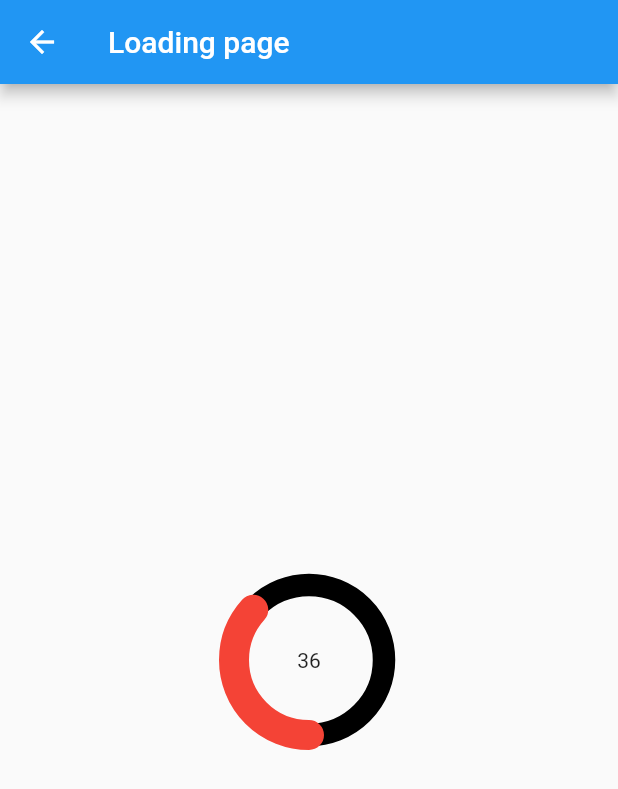
After one commit to saagarkafle/projectB, a Flutter app: the screen it shows after launch, after a tap on "Loading", on a phone screen of 412 x 824 dp. The commit adds this screen. Shown: the top 789 px of the screen. Run offline on Flutter 3.47's test engine with Material 2 defaults, Android fonts, the light colour scheme and no system bars; our stand-ins replace accordion, curved_navigation_bar, flutter_modular, flutter_screenutil, google_fonts, just_audio and 2 more.

Commit message:
added loading

```diff
--- a/lib/UI/screens/home_page.dart
+++ b/lib/UI/screens/home_page.dart
@@ -10,7 +10,11 @@ class HomePage extends StatelessWidget {
 
   @override
   Widget build(BuildContext context) {
-    return Scaffold(
+    return WillPopScope(
+      onWillPop: () async {
+        return false;
+      },
+      child: Scaffold(
         backgroundColor: AppColors.bgColor,
         appBar: AppBar(title: const Text('Home Page...')),
         body: SingleChildScrollView(
@@ -58,31 +62,24 @@ class HomePage extends StatelessWidget {
                         onPressed: () => Modular.to.pushNamed('/hero')),
                     CustomCard(
                         title: 'Stretchy header',
-                      onPressed: () => Modular.to.pushNamed('/stretchyHeader')),
-                  // CustomCard(title: 'Todo '),
-                  // CustomCard(title: 'Todo 8'),
-                  // CustomCard(title: 'Todo 7'),
-                  // CustomCard(title: 'Todo 3'),
-                  // CustomCard(title: 'Todo 4'),
-                  // CustomCard(title: 'Todo 5'),
-                  // CustomCard(title: 'Todo 6'),
-                  // CustomCard(title: 'Todo 9'),
-                  // CustomCard(title: 'Todo 8'),
-                  // CustomCard(title: 'Todo 7'),
-                  // CustomCard(title: 'Todo 3'),
-                  // CustomCard(title: 'Todo 4'),
-                  // CustomCard(title: 'Todo 5'),
-                  // CustomCard(title: 'Todo 6'),
-                  // CustomCard(title: 'Todo 9'),
-                  // CustomCard(title: 'Todo 8'),
-                  // CustomCard(title: 'Todo 7'),
-                  // CustomCard(title: 'Todo 7'),
+                        onPressed: () =>
+                            Modular.to.pushNamed('/stretchyHeader')),
+                    CustomCard(
+                        title: 'Accordion Page',
+                        onPressed: () => Modular.to.pushNamed('/accor')),
+                    CustomCard(
+                        title: 'Navigation bar',
+                        onPressed: () => Modular.to.pushNamed('/navBar')),
+                    CustomCard(
+                        title: 'Loading',
+                        onPressed: () => Modular.to.pushNamed('/loading')),
                   ],
                 ),
               ),
             ],
           ),
         ),
+      ),
     );
   }
 }
--- /dev/null
+++ b/lib/UI/screens/loading.dart
@@ -0,0 +1,84 @@
+import 'dart:math';
+
+import 'package:flutter/material.dart';
+
+class LoadingPage extends StatefulWidget {
+  const LoadingPage({super.key});
+
+  @override
+  State<LoadingPage> createState() => _LoadingPageState();
+}
+
+class _LoadingPageState extends State<LoadingPage>
+    with SingleTickerProviderStateMixin {
+  AnimationController? _animationController;
+  Animation<double>? _animation;
+
+  @override
+  void initState() {
+    super.initState();
+    _animationController = AnimationController(
+        vsync: this, duration: const Duration(milliseconds: 3000));
+
+    _animation =
+        Tween<double>(begin: 0, end: 100).animate(_animationController!)
+          ..addListener(() {
+            setState(() {});
+          });
+    _animationController!.forward();
+  }
+
+  @override
+  void dispose() {
+    if (_animationController != null) _animationController!.dispose();
+    super.dispose();
+  }
+
+  @override
+  Widget build(BuildContext context) {
+    return Scaffold(
+      appBar: AppBar(title: const Text('Loading page')),
+      body: Center(
+        child: CustomPaint(
+          foregroundPainter: Loading(_animation!.value),
+          child: Center(
+            child: Text(_animation!.value.toInt().toString()),
+          ),
+        ),
+      ),
+    );
+  }
+}
+
+class Loading extends CustomPainter {
+  double value;
+  Loading(this.value);
+  @override
+  void paint(Canvas canvas, Size size) {
+    Paint arc = Paint()
+      ..strokeWidth = 20
+      ..color = Colors.red
+      ..style = PaintingStyle.stroke
+      ..strokeCap = StrokeCap.round;
+    Offset center = Offset(size.width / 2, size.height / 2);
+
+    double angle = 2 * pi * (value / 100);
+    double radius = 50;
+
+    Paint circle = Paint()
+      ..strokeWidth = 15
+      ..color = Colors.black
+      ..style = PaintingStyle.stroke;
+
+    // Offset center = Offset(size.width / 2, size.height / 2);
+    // double radius = 150;
+    canvas.drawCircle(center, radius, circle);
+    canvas.drawArc(Rect.fromCircle(center: center, radius: radius), pi / 2,
+        angle, false, arc);
+  }
+
+  @override
+  bool shouldRepaint(covariant CustomPainter oldDelegate) {
+    return true;
+  }
+}
--- a/pubspec.yaml
+++ b/pubspec.yaml
@@ -39,6 +39,7 @@ dependencies:
   shimmer: ^2.0.0
   on_audio_query: ^2.6.2
   just_audio: ^0.9.31
+  accordion: ^2.5.1
 
 dev_dependencies:
   # The "flutter_lints" package below contains a set of recommended lints to
```
Also changed, not shown: lib/UI/screens/accordian.dart (added, +148 -0 lines), lib/UI/screens/nav_bar/bar_painter.dart (added, +27 -0 lines), lib/UI/screens/nav_bar/nav_bar.dart (added, +168 -0 lines), lib/app.dart (+15 -0 lines), pubspec.lock. Lines whose indentation alone changed are shown as unchanged.
